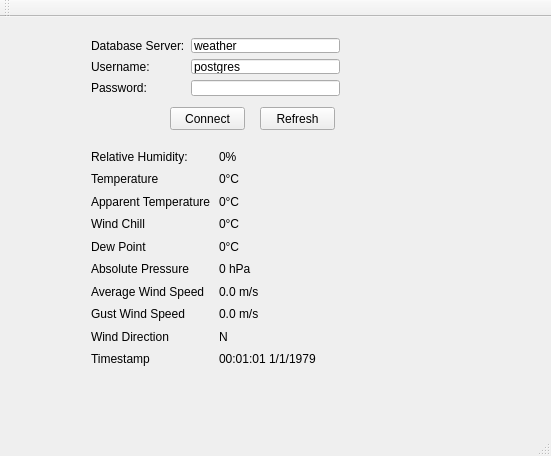
Qt form desktop/mainwindow.ui (davidrg/zxweather) before a commit.
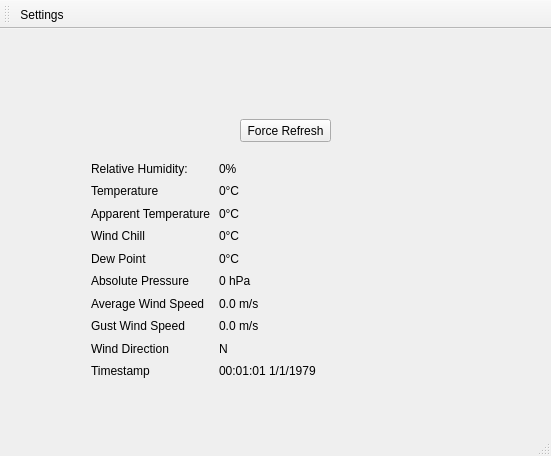
The same form after that commit. Icons and pictures are not drawn.

Commit message: Settings dialog and some limited database error handling

```diff
--- a/desktop/mainwindow.ui
+++ b/desktop/mainwindow.ui
@@ -166,80 +166,17 @@
      </item>
     </layout>
    </widget>
-   <widget class="QWidget" name="formLayoutWidget">
-    <property name="geometry">
-     <rect>
-      <x>80</x>
-      <y>10</y>
-      <width>271</width>
-      <height>80</height>
-     </rect>
-    </property>
-    <layout class="QFormLayout" name="formLayout">
-     <item row="0" column="0">
-      <widget class="QLabel" name="label_21">
-       <property name="text">
-        <string>Database Server:</string>
-       </property>
-      </widget>
-     </item>
-     <item row="0" column="1">
-      <widget class="QLineEdit" name="leServer">
-       <property name="text">
-        <string>weather</string>
-       </property>
-      </widget>
-     </item>
-     <item row="1" column="0">
-      <widget class="QLabel" name="label_22">
-       <property name="text">
-        <string>Username:</string>
-       </property>
-      </widget>
-     </item>
-     <item row="1" column="1">
-      <widget class="QLineEdit" name="leUsername">
-       <property name="text">
-        <string>postgres</string>
-       </property>
-      </widget>
-     </item>
-     <item row="2" column="0">
-      <widget class="QLabel" name="label_23">
-       <property name="text">
-        <string>Password:</string>
-       </property>
-      </widget>
-     </item>
-     <item row="2" column="1">
-      <widget class="QLineEdit" name="lePassword"/>
-     </item>
-    </layout>
-   </widget>
-   <widget class="QPushButton" name="pbConnect">
-    <property name="geometry">
-     <rect>
-      <x>170</x>
-      <y>90</y>
-      <width>75</width>
-      <height>23</height>
-     </rect>
-    </property>
-    <property name="text">
-     <string>Connect</string>
-    </property>
-   </widget>
    <widget class="QPushButton" name="pbRefresh">
     <property name="geometry">
      <rect>
-      <x>260</x>
+      <x>240</x>
       <y>90</y>
-      <width>75</width>
+      <width>91</width>
       <height>23</height>
      </rect>
     </property>
     <property name="text">
-     <string>Refresh</string>
+     <string>Force Refresh</string>
     </property>
    </widget>
   </widget>
@@ -254,14 +191,33 @@
    </property>
   </widget>
   <widget class="QToolBar" name="mainToolBar">
+   <property name="iconSize">
+    <size>
+     <width>16</width>
+     <height>16</height>
+    </size>
+   </property>
+   <property name="toolButtonStyle">
+    <enum>Qt::ToolButtonTextBesideIcon</enum>
+   </property>
    <attribute name="toolBarArea">
     <enum>TopToolBarArea</enum>
    </attribute>
    <attribute name="toolBarBreak">
     <bool>false</bool>
    </attribute>
+   <addaction name="actionSettings"/>
   </widget>
   <widget class="QStatusBar" name="statusBar"/>
+  <action name="actionSettings">
+   <property name="icon">
+    <iconset resource="resources.qrc">
+     <normaloff>:/icons/settings</normaloff>:/icons/settings</iconset>
+   </property>
+   <property name="text">
+    <string>Settings</string>
+   </property>
+  </action>
  </widget>
  <layoutdefault spacing="6" margin="11"/>
  <resources/>
```
Left out of the diff: 10 changed lines with no effect on the pictures. The commit also changes 11 other files.
